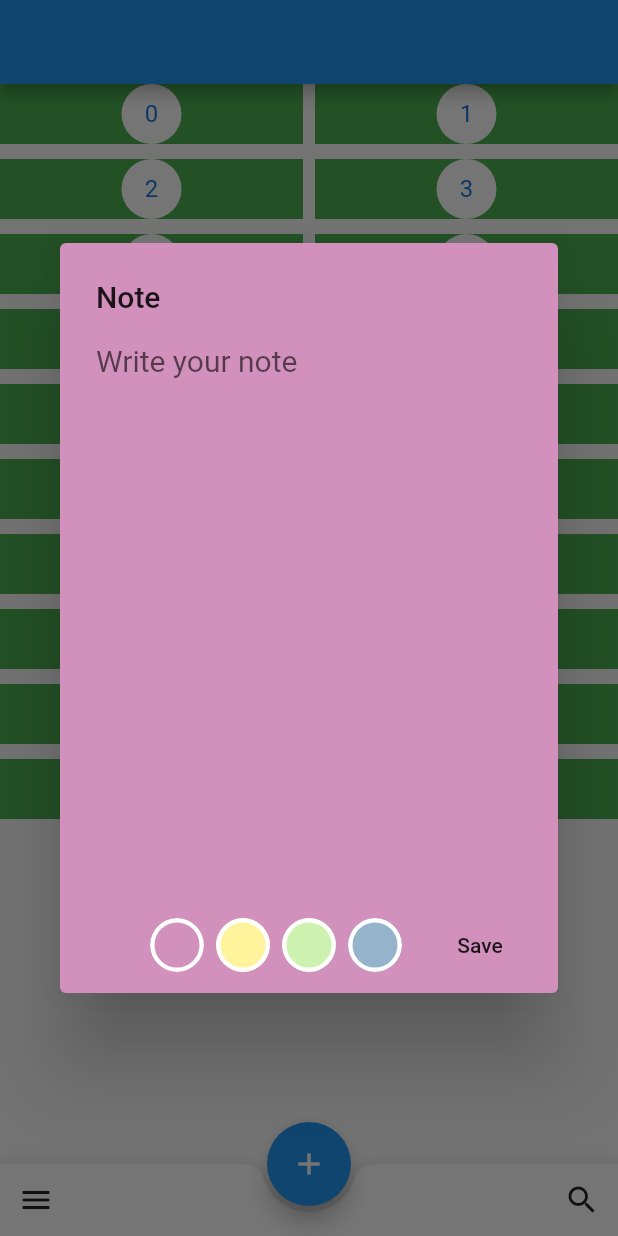
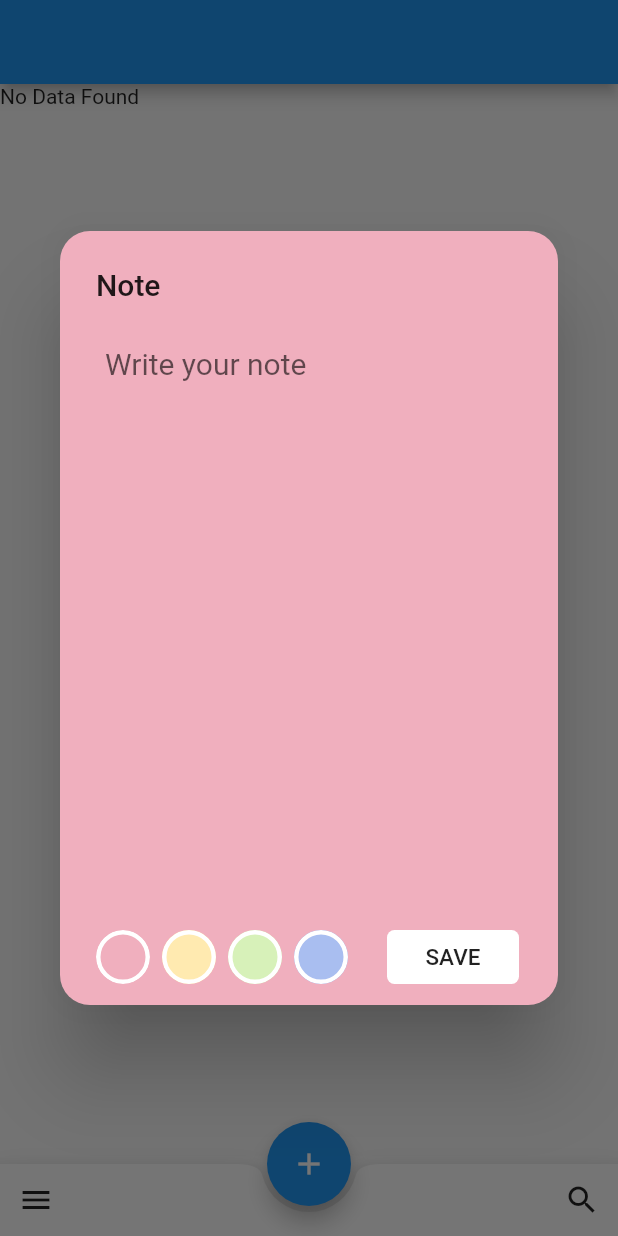
Before and after one commit to KritikGarg1/NoteApp, a Flutter app: the screen it shows after launch, after a tap on the "add" icon, on a phone screen of 412 x 824 dp. Run offline on Flutter 3.47's test engine with Material 2 defaults, Android fonts, the phone set to English and light mode, and no system bars; our stand-ins replace sqflite; accounts and stored records are empty.

```diff
--- /dev/null
+++ b/lib/models/noteModel.dart
@@ -0,0 +1,22 @@
+class Note{
+  int id;
+  String noteText;
+  int clrID;
+
+  Note(this.id, this.noteText,this.clrID);
+
+  Map<String, dynamic> toMap() {
+    var map = <String, dynamic>{
+      'id': id,
+      'noteText': noteText,
+      'clrID': clrID,
+    };
+    return map;
+  }
+
+  Note.fromMap(Map<String, dynamic> map) {
+    id = map['id'];
+    noteText = map['noteText'];
+    clrID =map['clrID'];
+  }
+}
--- a/lib/screens/main.dart
+++ b/lib/screens/main.dart
@@ -10,7 +10,18 @@ void main() => runApp(
       ),
     );
 
-class MyApp extends StatelessWidget {
+class MyApp extends StatefulWidget {
+  @override
+  _MyAppState createState() => _MyAppState();
+}
+
+class _MyAppState extends State<MyApp> {
+  @override
+  void initState() {
+    note();
+    super.initState();
+  }
+
   @override
   Widget build(BuildContext context) {
     w = MediaQuery.of(context).size.width;
@@ -22,9 +33,8 @@ class MyApp extends StatelessWidget {
         floatingActionButton: FloatingActionButton(
           child: Icon(Icons.add),
           onPressed: () {
-            showDialog(context: context,builder: (_)=>NoteDialog());
+            showDialog(context: context, builder: (_) => NoteDialog());
             print("tapped");
-
           },
         ),
         bottomNavigationBar: BottomAppBar(
--- a/lib/screens/note.dart
+++ b/lib/screens/note.dart
@@ -1,25 +1,53 @@
 import 'package:flutter/material.dart';
 import 'package:flutter_staggered_grid_view/flutter_staggered_grid_view.dart';
+import 'package:sqlite/utils/db_helper.dart';
+import 'package:sqlite/models/noteModel.dart';
+import 'noteDialog.dart';
 
-int _itemCount=20;
-class note extends StatelessWidget {
+Color c;
+var map = {
+  1: c1,
+  2: c2,
+  3: c3,
+  4: c4,
+};
+
+class note extends StatefulWidget {
   @override
-  Widget build(BuildContext context) {
+  noteState createState() => noteState();
+}
+
+class noteState extends State<note> {
+  StaggeredGridView listFunc(List<Note> notes) {
     return StaggeredGridView.countBuilder(
       crossAxisCount: 4,
-      itemCount: _itemCount,
+      itemCount: notes.length,
       itemBuilder: (BuildContext context, int index) => new Container(
-          color: Colors.green,
-          child: new Center(
-            child: new CircleAvatar(
-              backgroundColor: Colors.white,
-              child: new Text('$index'),
+          color: map[notes[index].clrID],
+          child: Padding(padding:EdgeInsets.all(10), child:Text(notes[index].noteText),
             ),
-          )),
-      staggeredTileBuilder: (int index) =>
-      new StaggeredTile.fit(2),
+          ),
+      staggeredTileBuilder: (int index) => new StaggeredTile.fit(2),
       mainAxisSpacing: 10.0,
       crossAxisSpacing: 8.0,
     );
   }
+
+  @override
+  Widget build(BuildContext context) {
+    return FutureBuilder(
+      future: notes,
+      builder: (context, snapshot) {
+        if (snapshot.hasData) {
+          return listFunc(snapshot.data);
+        }
+
+        if (null == snapshot.data || snapshot.data.length == 0) {
+          return Text("No Data Found");
+        }
+
+        return CircularProgressIndicator();
+      },
+    );
+  }
 }
--- a/lib/screens/noteDialog.dart
+++ b/lib/screens/noteDialog.dart
@@ -1,38 +1,85 @@
 import 'package:flutter/material.dart';
 import 'main.dart';
+import 'note.dart';
+import 'package:sqlite/models/noteModel.dart';
+import 'package:sqlite/utils/db_helper.dart';
 
-Color c1 = Color.fromRGBO(210, 145, 188, 1);
-Color c2 = Color.fromRGBO(255, 244, 156, 1);
-Color c3 = Color.fromRGBO(205, 241, 175, 1);
-Color c4 = Color.fromRGBO(149, 180, 204, 1);
+Color c1 = Color.fromRGBO(240, 175, 190, 1);
+Color c2 = Color.fromRGBO(255, 234, 176, 1);
+Color c3 = Color.fromRGBO(215, 241, 185, 1);
+Color c4 = Color.fromRGBO(169, 190, 240, 1);
 Color x = c1;
 
+int colorSel = 1;
+String name;
+int curUserId;
+int color;
+Future<List<Note>> notes;
+
+TextEditingController ctrl = TextEditingController();
 
 class NoteDialog extends StatefulWidget {
   @override
-  _NoteDialogState createState() => _NoteDialogState();
+  NoteDialogState createState() => NoteDialogState();
 }
 
-class _NoteDialogState extends State<NoteDialog> {
+class NoteDialogState extends State<NoteDialog> {
+  var dbHelper;
+  bool isUpdating;
 
-  Widget saveButton = FlatButton(
-    child: Text("Save"),
-    onPressed: () {},
-  );
+
+  @override
+  void initState() {
+    super.initState();
+    dbHelper = DBHelper();
+    isUpdating = false;
+    refreshList();
+  }
+
+  refreshList() {
+    setState(() {
+      notes = dbHelper.getNotes();
+    });
+  }
+
+  clearName() {
+    ctrl.text = '';
+  }
+
+  validateX() {
+    if (isUpdating) {
+      Note e = Note(curUserId, name, color);
+      dbHelper.update(e);
+      setState(() {
+        isUpdating = false;
+      });
+    } else {
+      Note e = Note(null, name, color);
+      dbHelper.save(e);
+      print("validated");
+    }
+    clearName();
+    refreshList();
+  }
 
   @override
   Widget build(BuildContext context) {
     return AlertDialog(
+      shape: RoundedRectangleBorder(borderRadius: BorderRadius.circular(20)),
+      contentPadding: EdgeInsets.all(30),
       backgroundColor: x,
       title: Text("Note"),
       content: Container(
           width: w * 0.7,
-          child: TextField(
+          child: TextFormField(
             decoration: InputDecoration.collapsed(hintText: 'Write your note'),
             expands: false,
             maxLines: 15,
             textAlign: TextAlign.left,
             style: TextStyle(fontSize: 20),
+            controller: ctrl,
+            validator: (val) => val.length == 0 ? 'Enter Name' : null,
+            onSaved: (val) => name = val,
           )),
       actions: [
         ClipOval(
@@ -48,7 +95,10 @@ class _NoteDialogState extends State<NoteDialog> {
                 height: 36,
               ),
               onTap: () {
-          setState(() {x=c1;});
+                setState(() {
+                  x = c1;
+                  colorSel = 1;
+                });
               },
             ),
           ),
@@ -66,7 +116,10 @@ class _NoteDialogState extends State<NoteDialog> {
                 height: 36,
               ),
               onTap: () {
-            setState(() {x=c2;});
+                setState(() {
+                  x = c2;
+                  colorSel = 2;
+                });
               },
             ),
           ),
@@ -84,7 +137,10 @@ class _NoteDialogState extends State<NoteDialog> {
                 height: 36,
               ),
               onTap: () {
-            setState(() {x=c3;});
+                setState(() {
+                  x = c3;
+                  colorSel = 3;
+                });
               },
             ),
           ),
@@ -102,12 +158,39 @@ class _NoteDialogState extends State<NoteDialog> {
                 height: 36,
               ),
               onTap: () {
-            setState(() {x=c4;});
+                setState(() {
+                  x = c4;
+                  colorSel = 4;
+                });
               },
             ),
           ),
         ),
-        saveButton,
+        SizedBox(
+          width: 10,
+        ),
+        FlatButton(
+          color: Colors.white,
+          padding: EdgeInsets.all(5),
+          shape: RoundedRectangleBorder(borderRadius: BorderRadius.circular(5)),
+          child: Text(
+            "SAVE",
+            style: TextStyle(color: Colors.black87, fontSize: 15),
+          ),
+          onPressed: () {
+            name = ctrl.text;
+            color = colorSel;
+            print(curUserId);
+            print(name);
+            print(color);
+            Navigator.pop(context);
+            validateX();
+            ctrl.text = '';
+          },
+        ),
+        SizedBox(
+          width: 10,
+        ),
       ],
     );
   }
--- /dev/null
+++ b/lib/utils/db_helper.dart
@@ -0,0 +1,69 @@
+import 'dart:async';
+import 'dart:io' as io;
+import 'package:path/path.dart';
+import 'package:sqflite/sqflite.dart';
+import 'package:path_provider/path_provider.dart';
+import 'package:sqlite/models/noteModel.dart';
+
+class DBHelper {
+  static Database _db;
+  static const String ID = 'id';
+  static const String NOTE = 'noteText';
+  static const String COLOR = 'clrID';
+  static const String TABLE = 'Note';
+  static const String DB_NAME = 'note1.db';
+
+  Future<Database> get db async {
+    if (_db != null) {
+      return _db;
+    }
+    _db = await initDb();
+    return _db;
+  }
+
+  initDb() async {
+    io.Directory documentsDirectory = await getApplicationDocumentsDirectory();
+    String path = join(documentsDirectory.path, DB_NAME);
+    var db = await openDatabase(path, version: 1, onCreate: _onCreate);
+    return db;
+  }
+
+  _onCreate(Database db, int version) async {
+    await db
+        .execute("CREATE TABLE $TABLE ($ID INTEGER PRIMARY KEY, $NOTE TEXT, $COLOR INTEGER)");
+  }
+
+  Future<Note> save(Note note) async {
+    var dbClient = await db;
+    note.id = await dbClient.insert(TABLE, note.toMap());
+    return note;
+  }
+
+  Future<List<Note>> getNotes() async {
+    var dbClient = await db;
+    List<Map> maps = await dbClient.query(TABLE, columns: [ID,NOTE,COLOR ]);
+    List<Note> notes = [];
+    if (maps.length > 0) {
+      for (int i = 0; i < maps.length; i++) {
+        notes.add(Note.fromMap(maps[i]));
+      }
+    }
+    return notes;
+  }
+
+  Future<int> delete(int id) async {
+    var dbClient = await db;
+    return await dbClient.delete(TABLE, where: '$ID = ?', whereArgs: [id]);
+  }
+
+  Future<int> update(Note note) async {
+    var dbClient = await db;
+    return await dbClient.update(TABLE, note.toMap(),
+        where: '$ID = ?', whereArgs: [note.id]);
+  }
+
+  Future close() async {
+    var dbClient = await db;
+    dbClient.close();
+  }
+}
```
Lines whose indentation alone changed are shown as unchanged.
